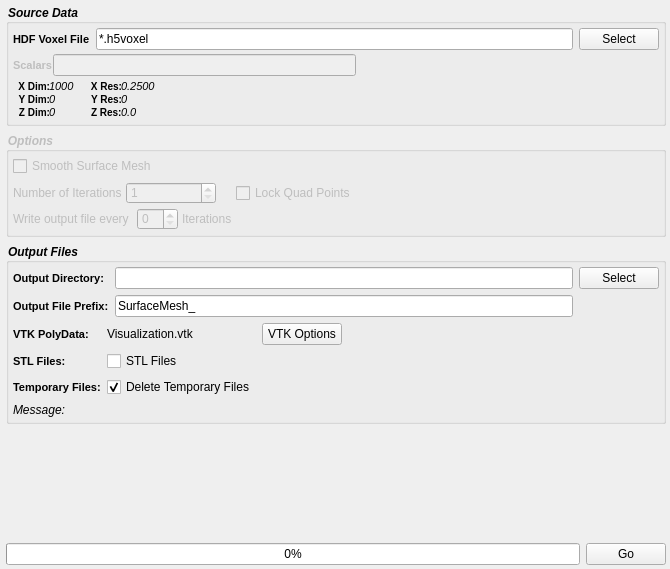
The window that Source/Plugins/SurfaceMesh/UI/SurfaceMeshWidget.ui (BlueQuartzSoftware/DREAM3D) describes before a commit, drawn with Qt 5.
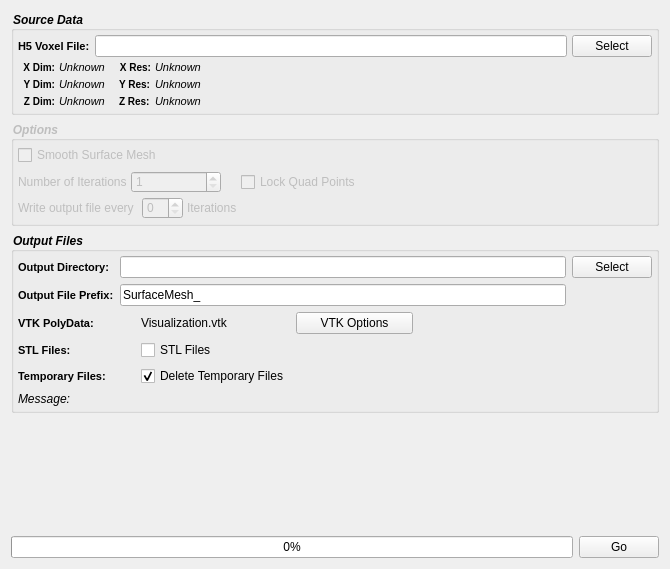
The same window after the commit. Custom widgets are drawn as their Qt base class.

Commit message: Fixing a crashing bug with the GUI for the Surface Meshing Plugin. Still Not tested with any data

```diff
--- a/Source/Plugins/SurfaceMesh/UI/SurfaceMeshWidget.ui
+++ b/Source/Plugins/SurfaceMesh/UI/SurfaceMeshWidget.ui
@@ -13,21 +13,9 @@
   <property name="windowTitle">
    <string>Form</string>
   </property>
-  <layout class="QGridLayout" name="gridLayout_3">
-   <property name="leftMargin">
-    <number>6</number>
-   </property>
-   <property name="topMargin">
-    <number>4</number>
-   </property>
-   <property name="rightMargin">
-    <number>4</number>
-   </property>
-   <property name="bottomMargin">
-    <number>4</number>
-   </property>
-   <item row="0" column="0">
-    <widget class="QGroupBox" name="groupBox">
+  <layout class="QVBoxLayout" name="verticalLayout">
+   <item>
+    <widget class="QGroupBox" name="groupBox_4">
      <property name="font">
       <font>
        <pointsize>-1</pointsize>
@@ -46,54 +34,20 @@
      <property name="title">
       <string>Source Data</string>
      </property>
-     <layout class="QGridLayout" name="gridLayout_2">
-      <property name="verticalSpacing">
+     <layout class="QGridLayout" name="gridLayout_5">
+      <property name="margin">
        <number>4</number>
       </property>
-      <property name="margin">
+      <property name="spacing">
        <number>4</number>
       </property>
       <item row="0" column="0" colspan="3">
-       <layout class="QGridLayout" name="gridLayout_9">
-        <property name="spacing">
-         <number>6</number>
+       <layout class="QGridLayout" name="gridLayout_2">
+        <property name="horizontalSpacing">
+         <number>5</number>
         </property>
         <item row="0" column="0">
-         <widget class="QLabel" name="label_24">
-          <property name="styleSheet">
-           <string notr="true">QLabel {
-font-weight: bold;
-font-size: 11px;
-}</string>
-          </property>
-          <property name="text">
-           <string>HDF Voxel File</string>
-          </property>
-         </widget>
-        </item>
-        <item row="0" column="1">
-         <widget class="QFSDropLineEdit" name="m_InputFile">
-          <property name="text">
-           <string>*.h5voxel</string>
-          </property>
-         </widget>
-        </item>
-        <item row="0" column="2">
-         <widget class="QPushButton" name="m_InputFileBtn">
-          <property name="text">
-           <string>Select</string>
-          </property>
-         </widget>
-        </item>
-       </layout>
-      </item>
-      <item row="1" column="0" colspan="3">
-       <layout class="QHBoxLayout" name="horizontalLayout_2">
-        <item>
          <widget class="QLabel" name="label_2">
-          <property name="enabled">
-           <bool>false</bool>
-          </property>
           <property name="styleSheet">
            <string notr="true">QLabel {
 font-weight: bold;
@@ -101,40 +55,37 @@
 }</string>
           </property>
           <property name="text">
-           <string>Scalars</string>
+           <string>H5 Voxel File:</string>
           </property>
          </widget>
         </item>
-        <item>
-         <widget class="QLineEdit" name="m_ScalarsName">
-          <property name="enabled">
-           <bool>false</bool>
+        <item row="0" column="1">
+         <widget class="QFSDropLineEdit" name="m_InputFile"/>
+        </item>
+        <item row="0" column="2">
+         <widget class="QPushButton" name="m_InputFileBtn">
+          <property name="text">
+           <string>Select</string>
           </property>
          </widget>
         </item>
-        <item>
-         <spacer name="horizontalSpacer_4">
+       </layout>
+      </item>
+      <item row="1" column="2">
+       <spacer name="horizontalSpacer_2">
           <property name="orientation">
            <enum>Qt::Horizontal</enum>
           </property>
-          <property name="sizeType">
-           <enum>QSizePolicy::Expanding</enum>
-          </property>
           <property name="sizeHint" stdset="0">
            <size>
-            <width>20</width>
+          <width>40</width>
             <height>20</height>
            </size>
           </property>
          </spacer>
         </item>
-       </layout>
-      </item>
-      <item row="2" column="1">
+      <item row="1" column="1">
        <layout class="QFormLayout" name="formLayout_4">
-        <property name="fieldGrowthPolicy">
-         <enum>QFormLayout::AllNonFixedFieldsGrow</enum>
-        </property>
         <property name="leftMargin">
          <number>5</number>
         </property>
@@ -179,7 +130,7 @@
 }</string>
           </property>
           <property name="text">
-           <string>0.2500</string>
+           <string>Unknown</string>
           </property>
           <property name="scaledContents">
            <bool>true</bool>
@@ -224,7 +175,7 @@
 }</string>
           </property>
           <property name="text">
-           <string>0</string>
+           <string>Unknown</string>
           </property>
           <property name="scaledContents">
            <bool>true</bool>
@@ -266,7 +217,7 @@
 }</string>
           </property>
           <property name="text">
-           <string>0.0</string>
+           <string>Unknown</string>
           </property>
           <property name="scaledContents">
            <bool>true</bool>
@@ -275,20 +226,7 @@
         </item>
        </layout>
       </item>
-      <item row="2" column="2">
-       <spacer name="horizontalSpacer">
-        <property name="orientation">
-         <enum>Qt::Horizontal</enum>
-        </property>
-        <property name="sizeHint" stdset="0">
-         <size>
-          <width>40</width>
-          <height>20</height>
-         </size>
-        </property>
-       </spacer>
-      </item>
-      <item row="2" column="0">
+      <item row="1" column="0">
        <layout class="QFormLayout" name="formLayout_3">
         <property name="fieldGrowthPolicy">
          <enum>QFormLayout::AllNonFixedFieldsGrow</enum>
@@ -337,7 +275,7 @@
 }</string>
           </property>
           <property name="text">
-           <string>1000</string>
+           <string>Unknown</string>
           </property>
           <property name="scaledContents">
            <bool>true</bool>
@@ -382,7 +320,7 @@
 }</string>
           </property>
           <property name="text">
-           <string>0</string>
+           <string>Unknown</string>
           </property>
           <property name="scaledContents">
            <bool>true</bool>
@@ -427,7 +365,7 @@
 }</string>
           </property>
           <property name="text">
-           <string>0</string>
+           <string>Unknown</string>
           </property>
           <property name="scaledContents">
            <bool>true</bool>
@@ -439,7 +377,7 @@
      </layout>
     </widget>
    </item>
-   <item row="1" column="0">
+   <item>
     <widget class="QGroupBox" name="groupBox_2">
      <property name="enabled">
       <bool>false</bool>
@@ -602,7 +540,7 @@
      </layout>
     </widget>
    </item>
-   <item row="2" column="0">
+   <item>
     <widget class="QGroupBox" name="groupBox_3">
      <property name="font">
       <font>
@@ -675,7 +613,7 @@
       </item>
       <item>
        <layout class="QGridLayout" name="gridLayout">
-        <item row="0" column="4">
+        <item row="0" column="3" rowspan="3" colspan="2">
          <spacer name="horizontalSpacer_3">
           <property name="orientation">
            <enum>Qt::Horizontal</enum>
@@ -781,7 +719,7 @@
      </layout>
     </widget>
    </item>
-   <item row="3" column="0">
+   <item>
     <spacer name="verticalSpacer_3">
      <property name="orientation">
       <enum>Qt::Vertical</enum>
@@ -794,7 +732,7 @@
      </property>
     </spacer>
    </item>
-   <item row="4" column="0">
+   <item>
     <layout class="QHBoxLayout" name="horizontalLayout_9">
      <item>
       <widget class="QProgressBar" name="m_progressBar">
```
Left out of the diff: 12 changed lines with no effect on the pictures. Lines whose indentation alone changed are shown as unchanged. The commit also changes 1 other file.
